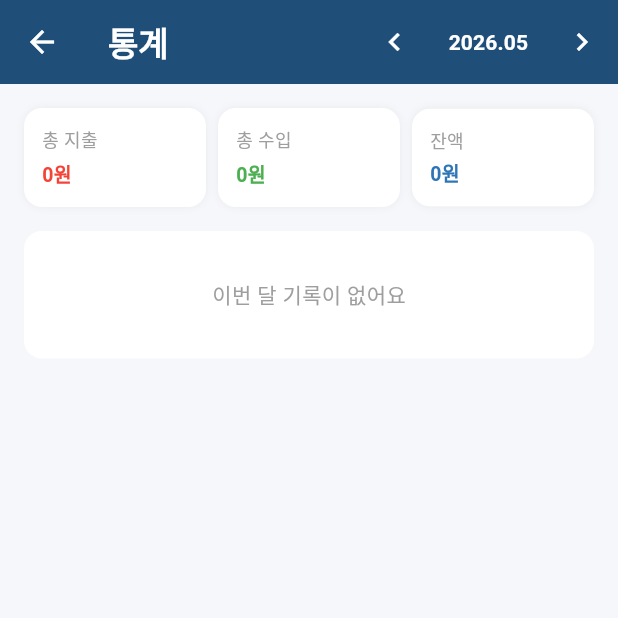
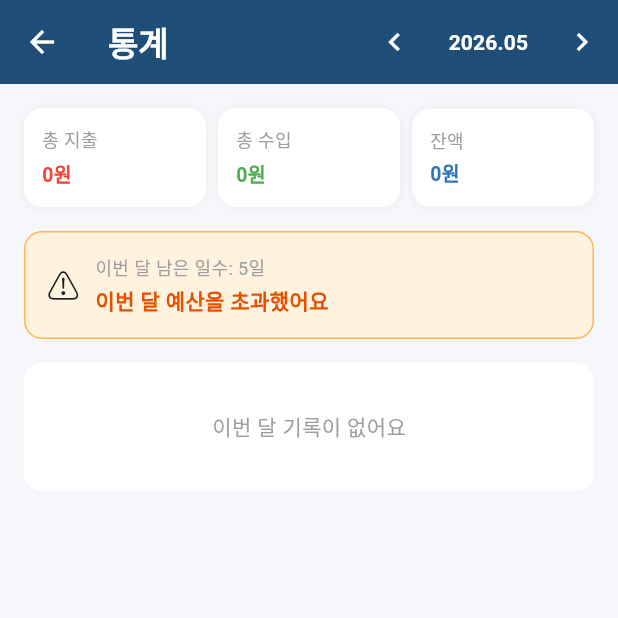
Before and after one commit to dnf98083-cmyk/chatbudget-flutter, a Flutter app: the StatsScreen screen opened directly, on a phone screen of 412 x 824 dp, the top half of it. Run offline on Flutter 3.47's test engine with Material 3 defaults, Android fonts, the phone set to English and light mode, and no system bars; our stand-ins replace fl_chart, flutter_dotenv, shared_preferences, sqflite, sqflite_common_ffi, sqflite_common_ffi_web; accounts and stored records are empty.

Commit message:
fix: balance sign, savings category, daily budget tip
- 잔액 음수일 때 -표시 + 빨간색 표시
- 저축/적금/펀드/투자 카테고리 파서 및 AI 프롬프트에 추가
- 통계 화면에 남은 일수 기준 하루 추천 예산 카드 추가

Co-Authored-By: Claude Sonnet 4.6 <noreply@anthropic.com>

```diff
--- a/lib/core/parser/transaction_parser.dart
+++ b/lib/core/parser/transaction_parser.dart
@@ -26,6 +26,7 @@ class TransactionParser {
     '의료': ['병원', '약국', '약', '의원', '치과', '한의원'],
     '문화': ['영화', '공연', '넷플릭스', '유튜브', '게임', '책', '도서'],
     '통신': ['통신', '핸드폰', '요금', 'kt', 'skt', 'lg', '인터넷'],
+    '저축': ['저축', '적금', '예금', '펀드', '투자', '주식'],
     '수입': ['월급', '급여', '알바', '용돈', '수입', '입금', '환급'],
   };
 
--- a/lib/core/services/ai_service.dart
+++ b/lib/core/services/ai_service.dart
@@ -12,13 +12,14 @@ class AiService {
       '다른 텍스트는 절대 포함하지 마세요.\n\n'
       'JSON 형식:\n'
       '{"amount": 금액(숫자, 원 단위), "type": "expense" 또는 "income", '
-      '"category": "식비|카페|교통|쇼핑|편의점|의료|문화|통신|수입|기타" 중 하나, '
+      '"category": "식비|카페|교통|쇼핑|편의점|의료|문화|통신|저축|수입|기타" 중 하나, '
       '"date_offset": 오늘 기준 며칠 전(오늘=0, 어제=1, 그제=2), '
       '"description": "간단한 설명"}\n\n'
       '규칙:\n'
       '- "만원", "만" → 10000배\n'
       '- "k", "K" → 1000배\n'
       '- 월급/급여/알바/용돈/입금 → income\n'
+      '- 저축/적금/예금/펀드/투자 → expense, category=저축\n'
       '- 날짜: 어제=1, 그제=2, N일전=N, 오늘=0\n'
       '- 금액을 찾을 수 없으면: {"error": "no_amount"}';
 
--- a/lib/features/stats/stats_screen.dart
+++ b/lib/features/stats/stats_screen.dart
@@ -41,6 +41,22 @@ class _StatsScreenState extends State<StatsScreen> {
 
   int get _totalExpense => _transactions.where((t) => t.type == 'expense').fold(0, (s, t) => s + t.amount);
   int get _totalIncome => _transactions.where((t) => t.type == 'income').fold(0, (s, t) => s + t.amount);
+  int get _balance => _totalIncome - _totalExpense;
+
+  int get _daysLeftInMonth {
+    final now = DateTime.now();
+    final lastDay = DateTime(_selectedMonth.year, _selectedMonth.month + 1, 0).day;
+    if (_selectedMonth.year == now.year && _selectedMonth.month == now.month) {
+      return lastDay - now.day;
+    }
+    return 0;
+  }
+
+  int get _dailyBudget {
+    final left = _daysLeftInMonth;
+    if (left <= 0 || _balance <= 0) return 0;
+    return _balance ~/ left;
+  }
 
   Map<String, int> get _categoryTotals {
     final map = <String, int>{};
@@ -86,8 +102,12 @@ class _StatsScreenState extends State<StatsScreen> {
         padding: const EdgeInsets.all(16),
         child: Column(
           children: [
-            _SummaryRow(totalExpense: _totalExpense, totalIncome: _totalIncome, fmt: _fmt),
+            _SummaryRow(totalExpense: _totalExpense, totalIncome: _totalIncome, balance: _balance, fmt: _fmt),
             const SizedBox(height: 16),
+            if (_daysLeftInMonth > 0) ...[
+              _BudgetTipCard(balance: _balance, daysLeft: _daysLeftInMonth, dailyBudget: _dailyBudget, fmt: _fmt),
+              const SizedBox(height: 16),
+            ],
             if (cats.isNotEmpty) ...[
               _SectionCard(
                 title: '카테고리별 지출',
@@ -140,32 +160,33 @@ class _StatsScreenState extends State<StatsScreen> {
 }
 
 class _SummaryRow extends StatelessWidget {
-  final int totalExpense, totalIncome;
+  final int totalExpense, totalIncome, balance;
   final NumberFormat fmt;
 
-  const _SummaryRow({required this.totalExpense, required this.totalIncome, required this.fmt});
+  const _SummaryRow({required this.totalExpense, required this.totalIncome, required this.balance, required this.fmt});
 
   @override
   Widget build(BuildContext context) {
+    final balanceColor = balance >= 0 ? const Color(0xFF2E75B6) : Colors.red;
+    final balanceText = balance >= 0 ? '${fmt.format(balance)}원' : '-${fmt.format(balance.abs())}원';
     return Row(
       children: [
-        Expanded(child: _SummaryCard(label: '총 지출', amount: totalExpense, color: Colors.red, fmt: fmt)),
+        Expanded(child: _SummaryCard(label: '총 지출', text: '${fmt.format(totalExpense)}원', color: Colors.red, fmt: fmt)),
         const SizedBox(width: 8),
-        Expanded(child: _SummaryCard(label: '총 수입', amount: totalIncome, color: Colors.green, fmt: fmt)),
+        Expanded(child: _SummaryCard(label: '총 수입', text: '${fmt.format(totalIncome)}원', color: Colors.green, fmt: fmt)),
         const SizedBox(width: 8),
-        Expanded(child: _SummaryCard(label: '잔액', amount: totalIncome - totalExpense, color: const Color(0xFF2E75B6), fmt: fmt)),
+        Expanded(child: _SummaryCard(label: '잔액', text: balanceText, color: balanceColor, fmt: fmt)),
       ],
     );
   }
 }
 
 class _SummaryCard extends StatelessWidget {
-  final String label;
-  final int amount;
+  final String label, text;
   final Color color;
   final NumberFormat fmt;
 
-  const _SummaryCard({required this.label, required this.amount, required this.color, required this.fmt});
+  const _SummaryCard({required this.label, required this.text, required this.color, required this.fmt});
 
   @override
   Widget build(BuildContext context) {
@@ -178,7 +199,49 @@ class _SummaryCard extends StatelessWidget {
         children: [
           Text(label, style: const TextStyle(color: Colors.grey, fontSize: 12)),
           const SizedBox(height: 4),
-          Text('${fmt.format(amount.abs())}원', style: TextStyle(fontWeight: FontWeight.bold, color: color, fontSize: 13)),
+          Text(text, style: TextStyle(fontWeight: FontWeight.bold, color: color, fontSize: 13)),
+        ],
+      ),
+    );
+  }
+}
+
+class _BudgetTipCard extends StatelessWidget {
+  final int balance, daysLeft, dailyBudget;
+  final NumberFormat fmt;
+
+  const _BudgetTipCard({required this.balance, required this.daysLeft, required this.dailyBudget, required this.fmt});
+
+  @override
+  Widget build(BuildContext context) {
+    final hasIncome = balance > 0;
+    return Container(
+      padding: const EdgeInsets.all(14),
+      decoration: BoxDecoration(
+        color: hasIncome ? const Color(0xFFE8F5E9) : const Color(0xFFFFF3E0),
+        borderRadius: BorderRadius.circular(12),
+        border: Border.all(color: hasIncome ? const Color(0xFF81C784) : const Color(0xFFFFB74D)),
+      ),
+      child: Row(
+        children: [
+          Text(hasIncome ? '💡' : '⚠️', style: const TextStyle(fontSize: 22)),
+          const SizedBox(width: 10),
+          Expanded(
+            child: Column(
+              crossAxisAlignment: CrossAxisAlignment.start,
+              children: [
+                Text('이번 달 남은 일수: $daysLeft일',
+                    style: const TextStyle(fontSize: 12, color: Colors.grey)),
+                const SizedBox(height: 3),
+                if (hasIncome)
+                  Text('하루 ${fmt.format(dailyBudget)}원 이내로 추천',
+                      style: const TextStyle(fontWeight: FontWeight.bold, fontSize: 14, color: Color(0xFF2E7D32)))
+                else
+                  Text('이번 달 예산을 초과했어요',
+                      style: const TextStyle(fontWeight: FontWeight.bold, fontSize: 14, color: Color(0xFFE65100))),
+              ],
+            ),
+          ),
         ],
       ),
     );
```
Also changed, not shown: 3 other files.
